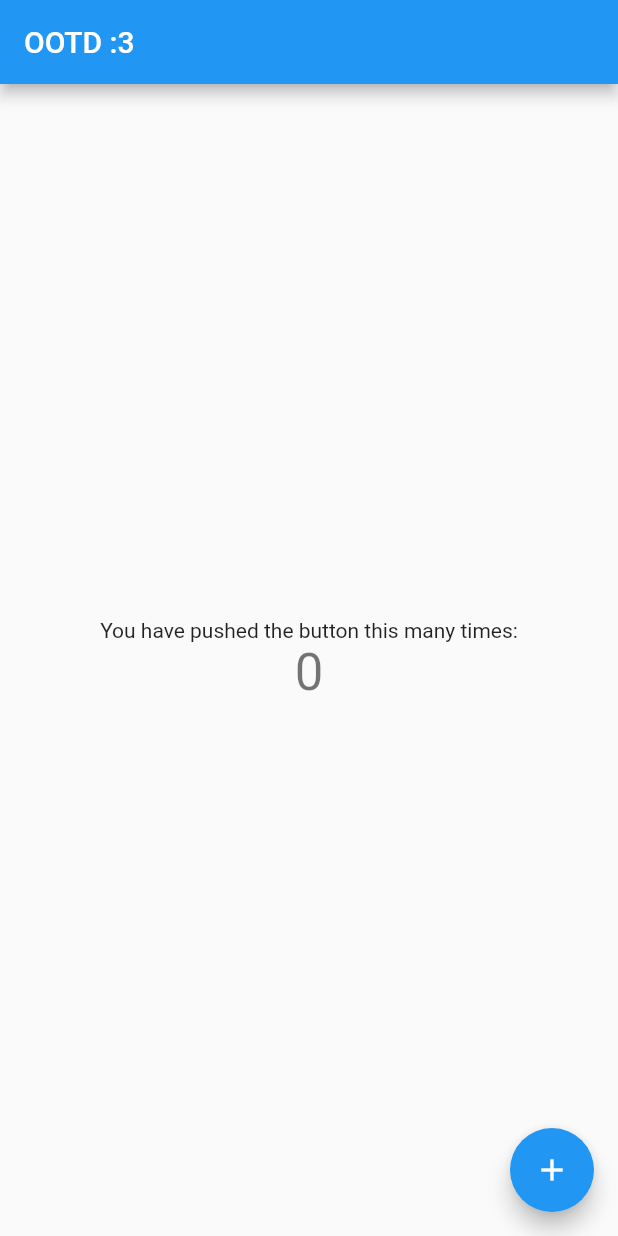
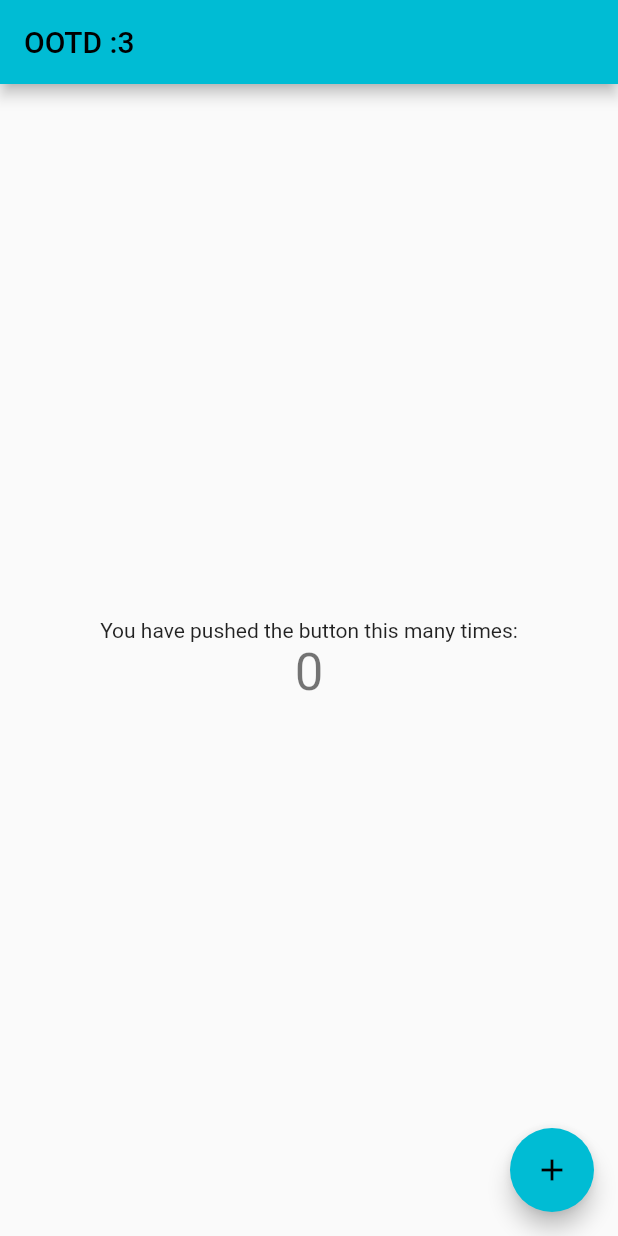
Before and after one commit to danielcornejo14/ootd, a Flutter app: the screen it shows after launch, on a phone screen of 412 x 824 dp. Run offline on Flutter 3.47's test engine with Material 2 defaults, Android fonts, the phone set to English and light mode, and no system bars; our stand-ins replace firebase_core; accounts and stored records are empty.

```diff
--- /dev/null
+++ b/ootd/lib/features/authentication/login.dart
@@ -0,0 +1,36 @@
+import 'package:flutter/material.dart';
+
+class Login extends StatefulWidget {
+  const Login({Key? key}) : super(key: key);
+
+  @override
+  _LoginState createState() => _LoginState();
+}
+
+class _LoginState extends State<Login> {
+
+  String email = '';
+
+  @override
+  Widget build(BuildContext bluid) {
+
+    // ignore: prefer_const_constructors
+    return MaterialApp(
+      title: 'Login',
+      home: TextFormField(
+        decoration: const InputDecoration(
+          labelText: 'Email',
+          hintText: 'Enter your email',
+        ),
+        validator: (value) {
+          if (value == null || value.isEmpty) {
+            return 'Please enter your email';
+          }
+          return null;
+        },
+        )
+    );
+
+  }
+
+}
--- a/ootd/lib/main.dart
+++ b/ootd/lib/main.dart
@@ -22,7 +22,7 @@ class MyApp extends StatelessWidget {
         // or simply save your changes to "hot reload" in a Flutter IDE).
         // Notice that the counter didn't reset back to zero; the application
         // is not restarted.
-        primarySwatch: Colors.blue,
+        primarySwatch: Colors.cyan,
       ),
       home: const MyHomePage(title: 'OOTD :3'),
     );
```
Also changed, not shown: ootd/lib/firebase_options.dart.
